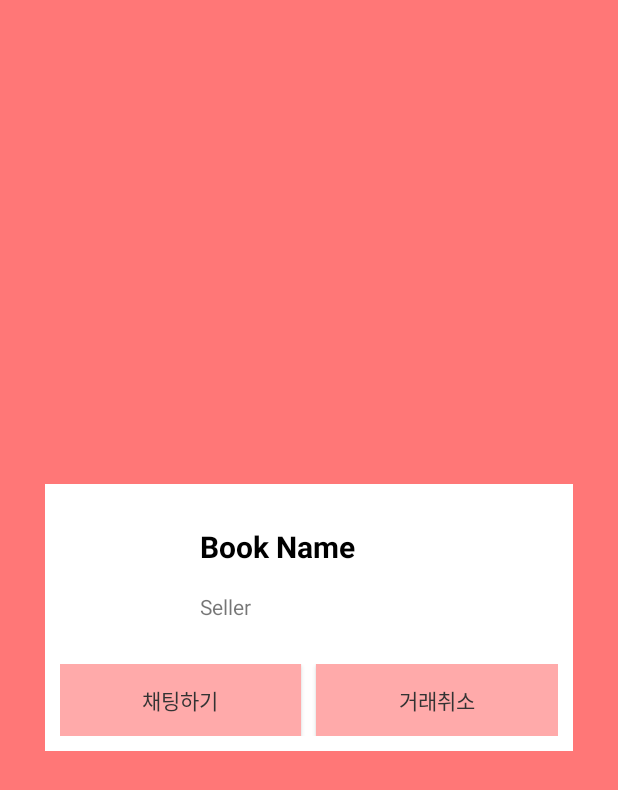
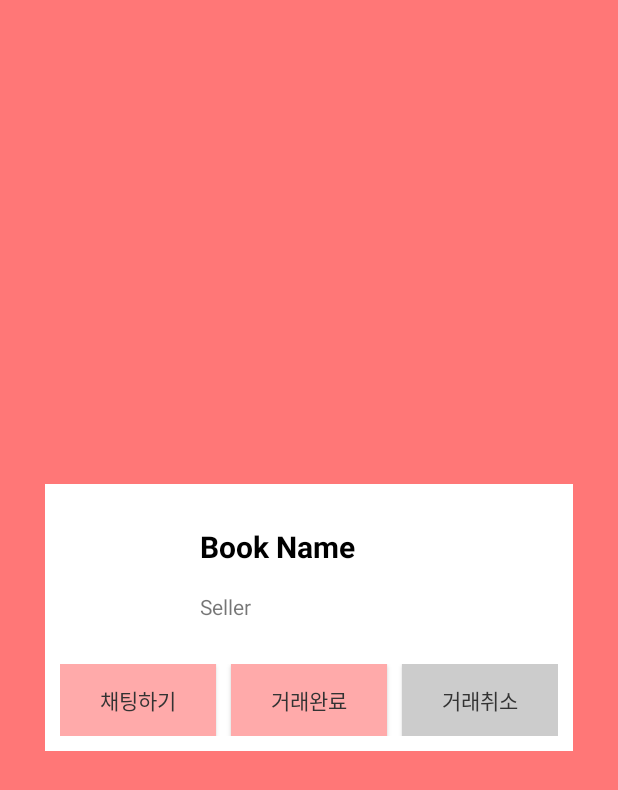
Before and after one commit to MoonSlime/ReBook, an Android app: the layout listview_item_deal.xml on its own in the app's theme, with its tools: preview values and no code run, on a phone screen of 412 x 824 dp. Shown: the top 790 px of the screen. Run offline under Robolectric (Android 15) with nearby library versions, the phone set to English and light mode, and no system bars.

Commit message:
ui_수업명,etc,거래완료

```diff
--- a/app/src/main/java/com/cksrb/rebook/BookInfo.java
+++ b/app/src/main/java/com/cksrb/rebook/BookInfo.java
@@ -23,6 +23,7 @@ public class BookInfo extends AppCompatActivity {
     private String publisher;
     private int price;
     private String sellerPrice;
+    private String etc;
     private int type;
 
     private ImageView bookcoverInfo;
@@ -30,6 +31,7 @@ public class BookInfo extends AppCompatActivity {
     private TextView publisherInfo;
     private TextView priceInfo;
     private TextView sellerPriceInfo;
+    private TextView etcInfo;
 
     private Button buyBook;
     private Button wishBook;
@@ -70,6 +72,9 @@ public class BookInfo extends AppCompatActivity {
         sellerPriceInfo=(TextView)findViewById(R.id.sellPriceInfo);
         sellerPriceInfo.setText(sellerPrice);
 
+        etc = intent.getStringExtra("etc");
+        etcInfo = (TextView)findViewById(R.id.etcText);
+        etcInfo.setText(etc);
 
         wishBook=(Button)findViewById(R.id.button_WishBook);
         wishBook.setOnClickListener(new View.OnClickListener() {
--- a/app/src/main/java/com/cksrb/rebook/Fragment/NormalFragment.java
+++ b/app/src/main/java/com/cksrb/rebook/Fragment/NormalFragment.java
@@ -78,6 +78,7 @@ public class NormalFragment extends Fragment implements SwipeRefreshLayout.OnRef
                 intent.putExtra("publisher",((ListViewItem) adapter.getItem(position)).getPublisher());
                 intent.putExtra("price",((ListViewItem) adapter.getItem(position)).getPriceInt());
                 intent.putExtra("sellerPrice",((ListViewItem) adapter.getItem(position)).getSellerPriceStr());
+                intent.putExtra("etc", ((ListViewItem) adapter.getItem(position)).getEtcStr());
                 startActivity(intent);
             }
         }; // when click list, open new activity(book info)
@@ -106,7 +107,7 @@ public class NormalFragment extends Fragment implements SwipeRefreshLayout.OnRef
                 if (bookDataList.get(i - 1).search(search)&&bookDataList.get(i-1).getCustomerId()==null) {
                     ListViewItem u1 = new ListViewItem(getResources().getDrawable(R.drawable.ic_menu_gallery), bookDataList.get(i - 1).getTitle()
                             , bookDataList.get(i - 1).getAuthor(), bookDataList.get(i - 1).getSellerId(), bookDataList.get(i - 1).getIsbn(),NORMAL
-                    ,bookDataList.get(i-1).getPublisher(), bookDataList.get(i-1).getPrice(), bookDataList.get(i-1).getSellPrice());
+                    ,bookDataList.get(i-1).getPublisher(), bookDataList.get(i-1).getPrice(), bookDataList.get(i-1).getSellPrice(), bookDataList.get(i-1).getEtc());
                     adapter.addData(u1); // add list data
                 }
             }
--- a/app/src/main/java/com/cksrb/rebook/Fragment/UniFragment.java
+++ b/app/src/main/java/com/cksrb/rebook/Fragment/UniFragment.java
@@ -78,7 +78,8 @@ public class UniFragment extends Fragment implements SwipeRefreshLayout.OnRefres
                 intent.putExtra("publisher",((ListViewItem) adapter.getItem(position)).getPublisher());
                 intent.putExtra("price",((ListViewItem) adapter.getItem(position)).getPriceInt());
                 intent.putExtra("sellerPrice",((ListViewItem) adapter.getItem(position)).getSellerPriceStr());
-                intent.putExtra("professor",((ListViewItem) adapter.getItem(position)).getProfessorStr());
+                intent.putExtra("class",((ListViewItem) adapter.getItem(position)).getClassStr());
+                intent.putExtra("etc", ((ListViewItem) adapter.getItem(position)).getEtcStr());
                 startActivity(intent);
             }
         }; // when click list, open new activity(book info)
@@ -123,7 +124,7 @@ public class UniFragment extends Fragment implements SwipeRefreshLayout.OnRefres
                if (bookDataList.get(i - 1).search(search)&&bookDataList.get(i-1).getCustomerId()==null) {
                     ListViewItem u1 = new ListViewItem(getResources().getDrawable(R.drawable.ic_menu_gallery), bookDataList.get(i - 1).getTitle()
                             , bookDataList.get(i - 1).getAuthor(), bookDataList.get(i - 1).getSellerId(), bookDataList.get(i - 1).getIsbn(),UNI
-                            ,bookDataList.get(i-1).getPublisher(), bookDataList.get(i-1).getPrice(), bookDataList.get(i-1).getSellPrice(), bookDataList.get(i-1).getProfessor());
+                            ,bookDataList.get(i-1).getPublisher(), bookDataList.get(i-1).getPrice(), bookDataList.get(i-1).getSellPrice(), bookDataList.get(i-1).getClass_name(), bookDataList.get(i-1).getEtc());
                    adapter.addData(u1); // add list data
                 }
             }
--- a/app/src/main/res/layout/activity_book_info_uni.xml
+++ b/app/src/main/res/layout/activity_book_info_uni.xml
@@ -97,11 +97,11 @@
             </LinearLayout>
 
             <TextView
-                android:id="@+id/sellProfessorInfoUni"
+                android:id="@+id/classNameInfoUni"
                 android:layout_width="match_parent"
                 android:layout_height="0dp"
                 android:layout_weight="1"
-                android:hint="교수님"
+                android:hint="수업명"
                 android:padding="5dp"/>
 
         </LinearLayout>
--- /dev/null
+++ b/app/src/main/res/layout/chat_out.xml
@@ -0,0 +1,6 @@
+<?xml version="1.0" encoding="utf-8"?>
+<LinearLayout xmlns:android="http://schemas.android.com/apk/res/android"
+    android:orientation="vertical" android:layout_width="match_parent"
+    android:layout_height="match_parent">
+
+</LinearLayout>
--- a/app/src/main/res/layout/listview_item_deal.xml
+++ b/app/src/main/res/layout/listview_item_deal.xml
@@ -81,8 +81,21 @@
                 android:layout_weight="1"
                 android:layout_gravity="center"
                 android:padding="5dp"
+                android:text="거래완료"
+                android:background="#faa"
+                android:id="@+id/dealOkBtn"
+                android:layout_marginRight="10dp"
+                android:textColor="#333"
+                android:focusable="false" />
+
+            <Button
+                android:layout_width="0dp"
+                android:layout_height="wrap_content"
+                android:layout_weight="1"
+                android:layout_gravity="center"
+                android:padding="5dp"
                 android:text="거래취소"
-                android:background="#faa"
+                android:background="#ccc"
                 android:id="@+id/dealCancelBtn"
                 android:textColor="#333"
                 android:focusable="false" />
--- a/app/src/main/res/layout/listview_item_wish.xml
+++ b/app/src/main/res/layout/listview_item_wish.xml
@@ -77,7 +77,7 @@
                 android:layout_height="wrap_content"
                 android:layout_weight="1"
                 android:text="찜 취소"
-                android:background="#faa"
+                android:background="#ccc"
                 android:textColor="#333"
                 android:id="@+id/wishCancelBtn"/>
         </LinearLayout>
```
Also changed, not shown: app/src/main/java/com/cksrb/rebook/BookInfoUni.java (+11 -5 lines), app/src/main/java/com/cksrb/rebook/ListViewAdapter/ListViewAdapterDeal.java (+8 -0 lines), app/src/main/java/com/cksrb/rebook/ListViewItem.java (+10 -5 lines).
